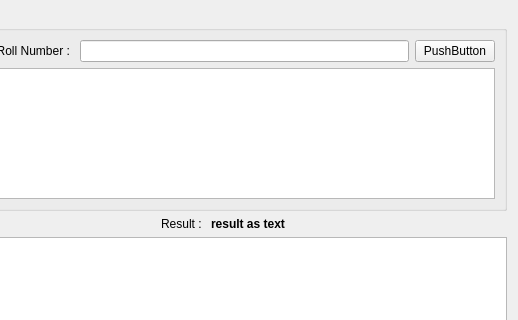
First picture: the form in gui/main.ui, repository NirajSudhirMehta/Find-Expected-Location-of-Person, before the edit; both pictures show x 103 to 621 and y 0 to 320 of the 621 by 701 pixel window.
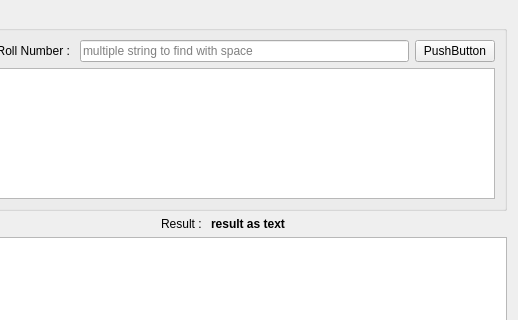
Second picture: the form after the edit.

Commit message: niraj_python_start

What changed in the file:
```diff
--- a/gui/main.ui
+++ b/gui/main.ui
@@ -36,7 +36,11 @@
          </widget>
         </item>
         <item>
-         <widget class="QLineEdit" name="lineEdit"/>
+         <widget class="QLineEdit" name="lineEdit">
+          <property name="placeholderText">
+           <string>multiple string to find with space</string>
+          </property>
+         </widget>
         </item>
         <item>
          <widget class="QPushButton" name="pushButton">
```
The commit also changes 1 other file.
